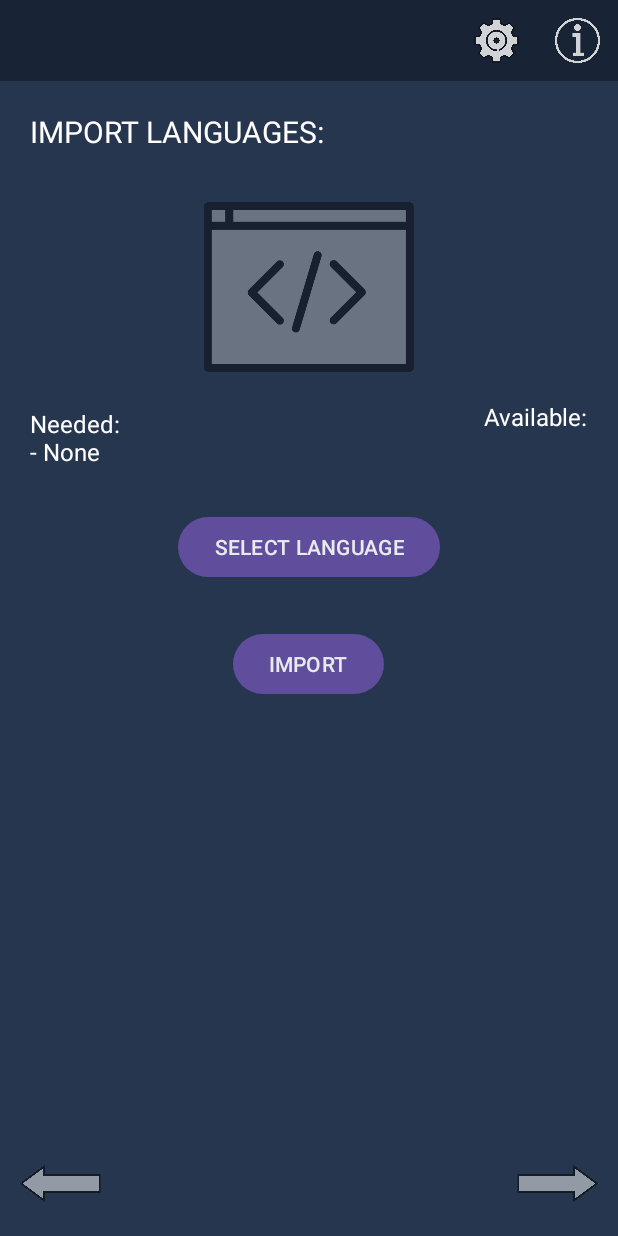
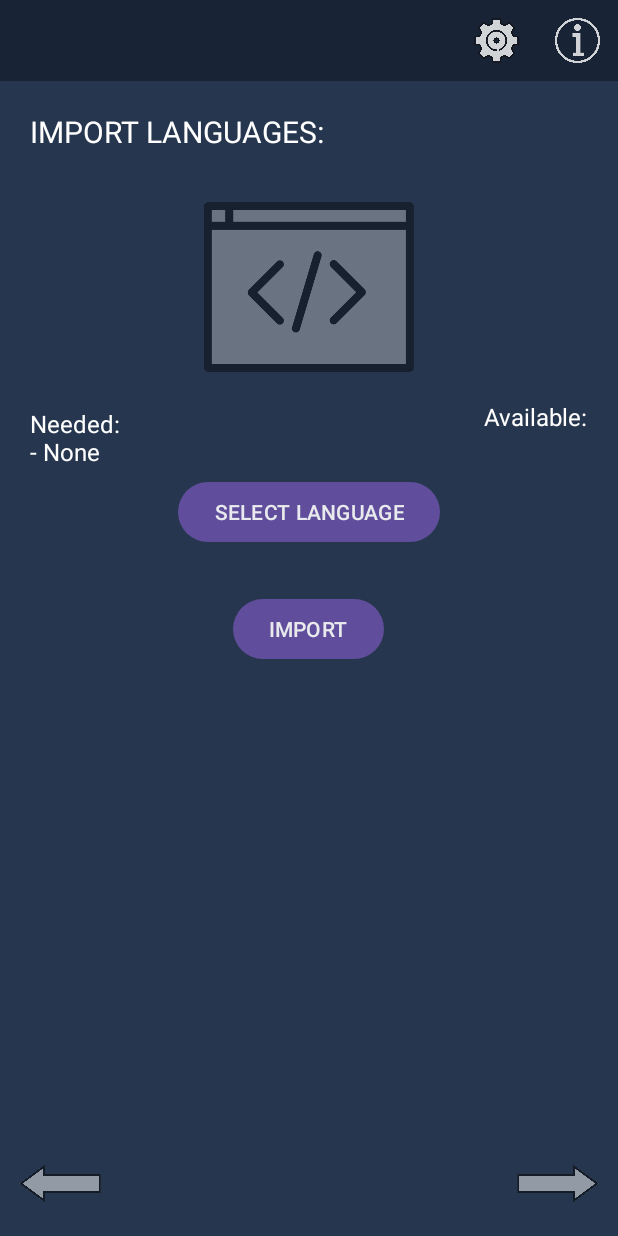
Before and after one commit to Iron16Bit/icp-app, an Android app: the MainActivity2 screen opened directly, with no data from a screen before it, on a phone screen of 412 x 824 dp. Run offline under Robolectric (Android 15) with nearby library versions, the phone set to English and light mode, and no system bars; network calls fail.

Commit message:
Changed import language function

```diff
--- a/app/src/main/res/layout/activity_languages.xml
+++ b/app/src/main/res/layout/activity_languages.xml
@@ -101,7 +101,7 @@
                 android:layout_width="wrap_content"
                 android:layout_height="wrap_content"
                 android:layout_centerHorizontal="true"
-                android:layout_below="@id/NeededLanguages"
+                android:layout_below="@id/AvailableLanguages"
                 android:layout_marginTop="10dp"
                 android:alpha="0.9"
                 android:text="SELECT LANGUAGE"/>
```
Also changed, not shown: app/src/main/java/com/icp/icp_app/MainActivity2.kt (+6 -8 lines).
